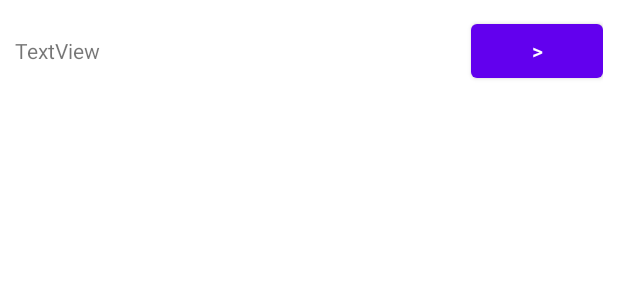
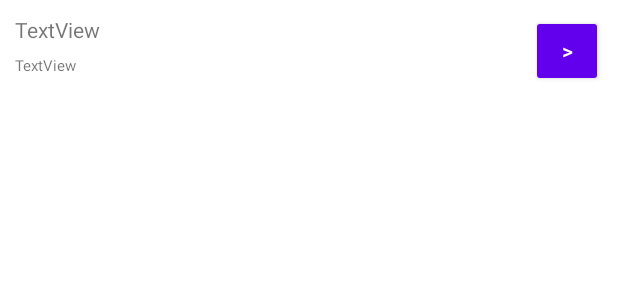
Before and after one commit to DemonBoss1/MapAplication, an Android app: the layout history_item.xml on its own in the app's theme, with its tools: preview values and no code run, on a phone screen of 412 x 824 dp. Shown: the top 300 px of the screen. Run offline under Robolectric (Android 15) with nearby library versions, the phone set to English and light mode, and no system bars.

Commit message:
update HistoryFragment add HistoryItem

```diff
--- a/app/src/main/java/com/example/mapaplication/SaveData.kt
+++ b/app/src/main/java/com/example/mapaplication/SaveData.kt
@@ -1,6 +1,7 @@
 package com.example.mapaplication
 
 import android.content.SharedPreferences
+import com.example.mapaplication.ui.map.HistoryItem
 import com.example.mapaplication.ui.map.InterestPoint
 
 class SaveData private constructor(pref: SharedPreferences) {
@@ -11,7 +12,7 @@ class SaveData private constructor(pref: SharedPreferences) {
         lateinit var username: String
         lateinit var UserId: String
         var currentPointId: String? = null
-        var historyPoints : ArrayList<InterestPoint> = arrayListOf<InterestPoint>()
+        var historyPoints = arrayListOf<HistoryItem>()
 
         fun get(prefs: SharedPreferences){
             pref = prefs
--- a/app/src/main/res/layout/history_item.xml
+++ b/app/src/main/res/layout/history_item.xml
@@ -5,16 +5,32 @@
     android:padding="10dp"
     android:gravity="center_vertical">
 
-    <TextView
-        android:id="@+id/history_name"
-        android:layout_width="wrap_content"
-        android:layout_height="wrap_content"
+    <LinearLayout
+        android:layout_width="match_parent"
+        android:layout_height="match_parent"
         android:layout_weight="1"
-        android:layout_marginEnd="10dp"
-        android:text="TextView" />
+        android:orientation="vertical">
+
+        <TextView
+            android:id="@+id/history_name"
+            android:layout_width="match_parent"
+            android:layout_height="wrap_content"
+            android:layout_marginEnd="10dp"
+            android:layout_weight="1"
+            android:text="TextView" />
+
+        <TextView
+            android:id="@+id/date_time_history"
+            android:layout_width="match_parent"
+            android:layout_height="wrap_content"
+            android:layout_weight="1"
+            android:text="TextView"
+            android:textSize="10sp"/>
+    </LinearLayout>
 
     <Button
         android:id="@+id/moving_to_point_interest"
+        style="@style/Widget.AppCompat.Button.Small"
         android:layout_width="wrap_content"
         android:layout_height="wrap_content"
         android:layout_weight="0"
```
Also changed, not shown: app/src/main/java/com/example/mapaplication/MainActivity.kt (+11 -11 lines), app/src/main/java/com/example/mapaplication/ui/history/HistoryAdapter.kt (+5 -3 lines), app/src/main/java/com/example/mapaplication/ui/map/HistoryItem.kt (added, +8 -0 lines).
